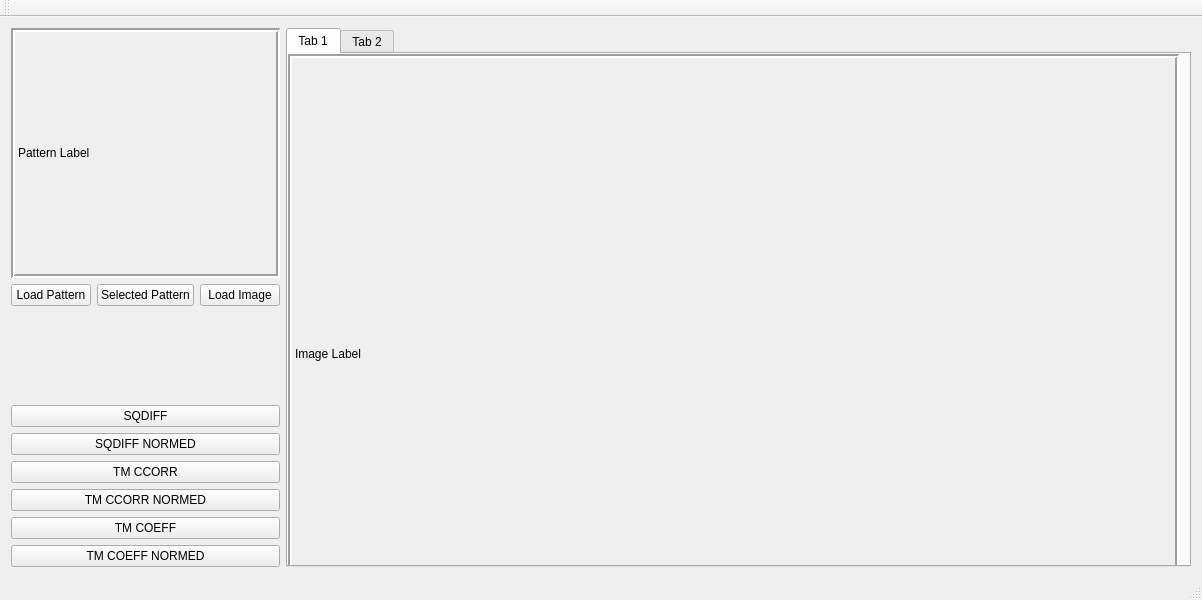
Before: the Qt Designer form mainwindow.ui in resa89/dropmatrixmatcher, drawn with Qt 5.
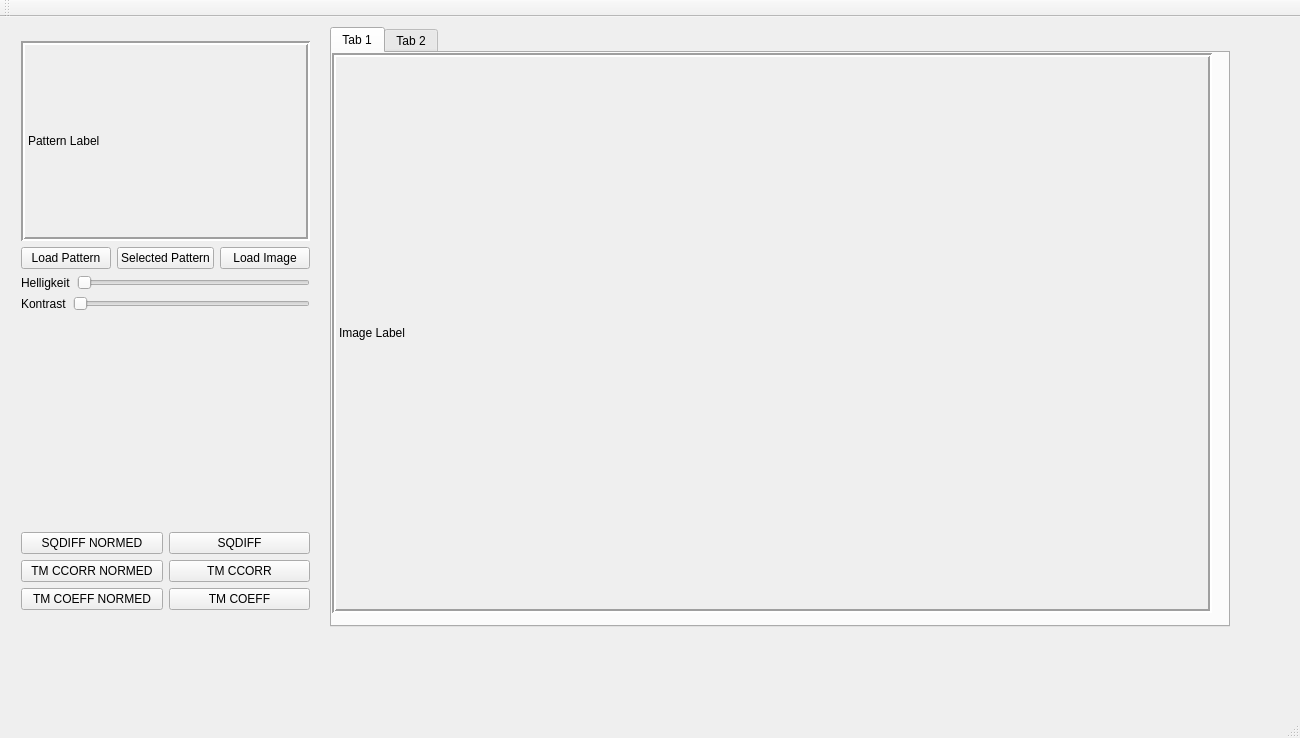
After: the same form once the commit is applied. Custom widgets are drawn as their Qt base class.

Commit message:
Add brightness and contrast slider for template and enable tif images.
- enable tif files
- add brightness and contrast slider for template

The edit to the form file:
```diff
--- a/mainwindow.ui
+++ b/mainwindow.ui
@@ -6,23 +6,139 @@
    <rect>
     <x>0</x>
     <y>0</y>
-    <width>1202</width>
-    <height>600</height>
+    <width>1300</width>
+    <height>738</height>
    </rect>
   </property>
+  <property name="minimumSize">
+   <size>
+    <width>0</width>
+    <height>0</height>
+   </size>
+  </property>
   <property name="windowTitle">
    <string>MainWindow</string>
   </property>
   <widget class="QWidget" name="centralWidget">
-   <layout class="QHBoxLayout" name="horizontalLayout">
-    <item>
+   <property name="minimumSize">
+    <size>
+     <width>1250</width>
+     <height>650</height>
+    </size>
+   </property>
+   <widget class="QTabWidget" name="tabWidget">
+    <property name="geometry">
+     <rect>
+      <x>330</x>
+      <y>10</y>
+      <width>900</width>
+      <height>600</height>
+     </rect>
+    </property>
+    <property name="minimumSize">
+     <size>
+      <width>900</width>
+      <height>400</height>
+     </size>
+    </property>
+    <property name="currentIndex">
+     <number>0</number>
+    </property>
+    <widget class="QWidget" name="tab">
+     <attribute name="title">
+      <string>Tab 1</string>
+     </attribute>
+     <widget class="ProLabel" name="imageLabel">
+      <property name="geometry">
+       <rect>
+        <x>0</x>
+        <y>0</y>
+        <width>880</width>
+        <height>560</height>
+       </rect>
+      </property>
+      <property name="minimumSize">
+       <size>
+        <width>800</width>
+        <height>500</height>
+       </size>
+      </property>
+      <property name="autoFillBackground">
+       <bool>true</bool>
+      </property>
+      <property name="frameShape">
+       <enum>QFrame::Box</enum>
+      </property>
+      <property name="frameShadow">
+       <enum>QFrame::Sunken</enum>
+      </property>
+      <property name="lineWidth">
+       <number>2</number>
+      </property>
+      <property name="midLineWidth">
+       <number>0</number>
+      </property>
+      <property name="text">
+       <string>Image Label</string>
+      </property>
+     </widget>
+    </widget>
+    <widget class="QWidget" name="tab_2">
+     <attribute name="title">
+      <string>Tab 2</string>
+     </attribute>
+     <widget class="ProLabel" name="imageLabel_2">
+      <property name="geometry">
+       <rect>
+        <x>0</x>
+        <y>0</y>
+        <width>880</width>
+        <height>560</height>
+       </rect>
+      </property>
+      <property name="minimumSize">
+       <size>
+        <width>800</width>
+        <height>500</height>
+       </size>
+      </property>
+      <property name="autoFillBackground">
+       <bool>true</bool>
+      </property>
+      <property name="frameShape">
+       <enum>QFrame::Box</enum>
+      </property>
+      <property name="frameShadow">
+       <enum>QFrame::Sunken</enum>
+      </property>
+      <property name="lineWidth">
+       <number>2</number>
+      </property>
+      <property name="midLineWidth">
+       <number>0</number>
+      </property>
+      <property name="text">
+       <string>Image Label</string>
+      </property>
+     </widget>
+    </widget>
+   </widget>
+   <widget class="QWidget" name="layoutWidget">
+    <property name="geometry">
+     <rect>
+      <x>10</x>
+      <y>13</y>
+      <width>311</width>
+      <height>591</height>
+     </rect>
+    </property>
      <layout class="QVBoxLayout" name="verticalLayout">
       <item>
        <widget class="QLabel" name="patternLabel">
         <property name="minimumSize">
          <size>
-          <width>250</width>
-          <height>250</height>
+         <width>200</width>
+         <height>200</height>
          </size>
         </property>
         <property name="autoFillBackground">
@@ -67,6 +183,42 @@
         </item>
        </layout>
       </item>
+     <item>
+      <layout class="QHBoxLayout" name="horizontalLayout_5">
+       <item>
+        <widget class="QLabel" name="brightness">
+         <property name="text">
+          <string>Helligkeit</string>
+         </property>
+        </widget>
+       </item>
+       <item>
+        <widget class="QSlider" name="brightnessSlider">
+         <property name="orientation">
+          <enum>Qt::Horizontal</enum>
+         </property>
+        </widget>
+       </item>
+      </layout>
+     </item>
+     <item>
+      <layout class="QHBoxLayout" name="horizontalLayout_6">
+       <item>
+        <widget class="QLabel" name="contrast">
+         <property name="text">
+          <string>Kontrast</string>
+         </property>
+        </widget>
+       </item>
+       <item>
+        <widget class="QSlider" name="contrastSlider">
+         <property name="orientation">
+          <enum>Qt::Horizontal</enum>
+         </property>
+        </widget>
+       </item>
+      </layout>
+     </item>
       <item>
        <spacer name="verticalSpacer">
         <property name="orientation">
@@ -74,19 +226,14 @@
         </property>
         <property name="sizeHint" stdset="0">
          <size>
-          <width>188</width>
-          <height>200</height>
+         <width>185</width>
+         <height>13</height>
          </size>
         </property>
        </spacer>
       </item>
       <item>
-       <widget class="QPushButton" name="findButton0">
-        <property name="text">
-         <string>SQDIFF</string>
-        </property>
-       </widget>
-      </item>
+      <layout class="QHBoxLayout" name="horizontalLayout">
       <item>
        <widget class="QPushButton" name="findButton1">
         <property name="text">
@@ -95,12 +242,16 @@
        </widget>
       </item>
       <item>
-       <widget class="QPushButton" name="findButton2">
+        <widget class="QPushButton" name="findButton0">
         <property name="text">
-         <string>TM CCORR</string>
+          <string>SQDIFF</string>
         </property>
        </widget>
       </item>
+      </layout>
+     </item>
+     <item>
+      <layout class="QHBoxLayout" name="horizontalLayout_3">
       <item>
        <widget class="QPushButton" name="findButton3">
         <property name="text">
@@ -109,12 +260,16 @@
        </widget>
       </item>
       <item>
-       <widget class="QPushButton" name="findButton4">
+        <widget class="QPushButton" name="findButton2">
         <property name="text">
-         <string>TM COEFF</string>
+          <string>TM CCORR</string>
         </property>
        </widget>
       </item>
+      </layout>
+     </item>
+     <item>
+      <layout class="QHBoxLayout" name="horizontalLayout_4">
       <item>
        <widget class="QPushButton" name="findButton5">
         <property name="text">
@@ -122,100 +277,19 @@
         </property>
        </widget>
       </item>
-     </layout>
-    </item>
     <item>
-     <widget class="QTabWidget" name="tabWidget">
-      <property name="minimumSize">
-       <size>
-        <width>900</width>
-        <height>400</height>
-       </size>
-      </property>
-      <property name="currentIndex">
-       <number>0</number>
-      </property>
-      <widget class="QWidget" name="tab">
-       <attribute name="title">
-        <string>Tab 1</string>
-       </attribute>
-       <widget class="QLabel" name="imageLabel">
-        <property name="geometry">
-         <rect>
-          <x>0</x>
-          <y>0</y>
-          <width>891</width>
-          <height>600</height>
-         </rect>
-        </property>
-        <property name="minimumSize">
-         <size>
-          <width>800</width>
-          <height>600</height>
-         </size>
-        </property>
-        <property name="autoFillBackground">
-         <bool>true</bool>
-        </property>
-        <property name="frameShape">
-         <enum>QFrame::Box</enum>
-        </property>
-        <property name="frameShadow">
-         <enum>QFrame::Sunken</enum>
-        </property>
-        <property name="lineWidth">
-         <number>2</number>
-        </property>
-        <property name="midLineWidth">
-         <number>0</number>
-        </property>
+        <widget class="QPushButton" name="findButton4">
         <property name="text">
-         <string>Image Label</string>
-        </property>
-       </widget>
-      </widget>
-      <widget class="QWidget" name="tab_2">
-       <attribute name="title">
-        <string>Tab 2</string>
-       </attribute>
-       <widget class="QLabel" name="imageLabel_2">
-        <property name="geometry">
-         <rect>
-          <x>0</x>
-          <y>0</y>
-          <width>891</width>
-          <height>600</height>
-         </rect>
-        </property>
-        <property name="minimumSize">
-         <size>
-          <width>800</width>
-          <height>600</height>
-         </size>
-        </property>
-        <property name="autoFillBackground">
-         <bool>true</bool>
-        </property>
-        <property name="frameShape">
-         <enum>QFrame::Box</enum>
-        </property>
-        <property name="frameShadow">
-         <enum>QFrame::Sunken</enum>
-        </property>
-        <property name="lineWidth">
-         <number>2</number>
-        </property>
-        <property name="midLineWidth">
-         <number>0</number>
-        </property>
-        <property name="text">
-         <string>Image Label</string>
-        </property>
-       </widget>
-      </widget>
-     </widget>
-    </item>
-   </layout>
+          <string>TM COEFF</string>
+         </property>
+        </widget>
+       </item>
+      </layout>
+     </item>
+    </layout>
+   </widget>
+   <zorder>layoutWidget</zorder>
+   <zorder>tabWidget</zorder>
   </widget>
   <widget class="QMenuBar" name="menuBar">
    <property name="geometry">
@@ -238,6 +312,13 @@
   <widget class="QStatusBar" name="statusBar"/>
  </widget>
  <layoutdefault spacing="6" margin="11"/>
+ <customwidgets>
+  <customwidget>
+   <class>ProLabel</class>
+   <extends>QLabel</extends>
+   <header>prolabel.h</header>
+  </customwidget>
+ </customwidgets>
  <resources/>
  <connections/>
 </ui>
```
Left out of the diff: 2 changed lines with no effect on the pictures. Lines whose indentation alone changed are shown as unchanged. The commit also changes 3 other files.
